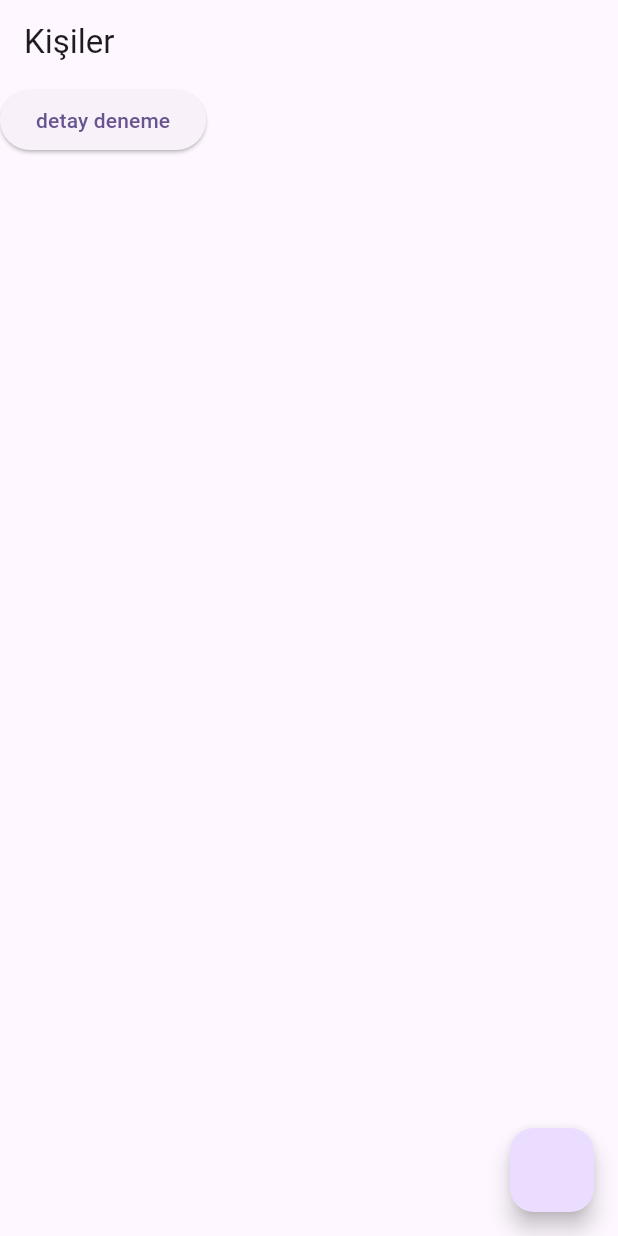
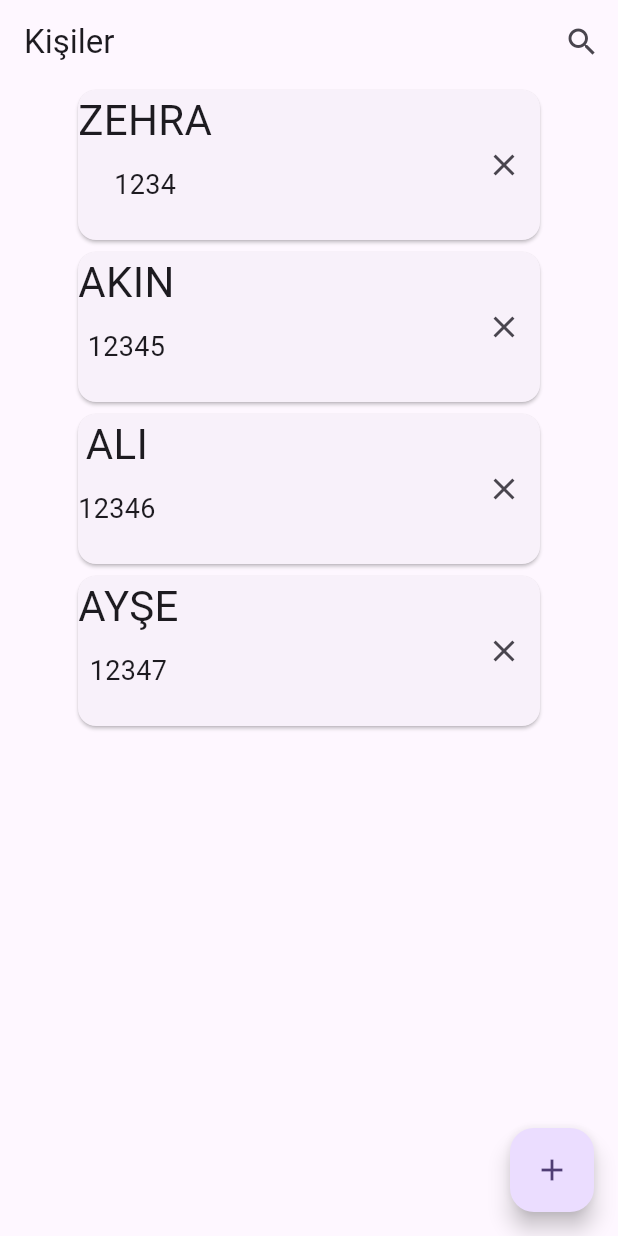
Before and after one commit to zehraCoskun/flutter-projects, a Flutter app: the screen it shows after launch, on a phone screen of 412 x 824 dp. Run offline on Flutter 3.47's test engine with Material 3 defaults, Android fonts, the phone set to English and light mode, and no system bars.

Commit message:
version 1 final

```diff
--- a/phone_book/phone_book/lib/ui/views/home.dart
+++ b/phone_book/phone_book/lib/ui/views/home.dart
@@ -11,19 +11,120 @@ class HomeView extends StatefulWidget {
 }
 
 class _HomeViewState extends State<HomeView> {
+  bool isSearch = false;
+
+  Future<void> search(String searchWord) async {
+    print("$searchWord");
+  }
+
+  Future<List<Persons>> uploadPersons() async {
+    var p1 = Persons(id: 1, name: "zehra", number: "1234");
+    var p2 = Persons(id: 2, name: "akın", number: "12345");
+    var p3 = Persons(id: 3, name: "ali", number: "12346");
+    var p4 = Persons(id: 4, name: "ayşe", number: "12347");
+    var persons = [p1, p2, p3, p4];
+    return persons;
+  }
+
+  Future<void> deletePerson(int id) async {
+    print("$id");
+  }
+
   @override
   Widget build(BuildContext context) {
     return Scaffold(
       appBar: AppBar(
-        title: Text("Kişiler"),
+        title: isSearch
+            ? TextField(
+                decoration: InputDecoration(hintText: "Ara"),
+                onChanged: (searchResult) {
+                  search(searchResult);
+                },
+              )
+            : Text("Kişiler"),
+        actions: [
+          isSearch
+              ? IconButton(
+                  onPressed: () {
+                    setState(() {
+                      isSearch = false;
+                    });
+                  },
+                  icon: Icon(Icons.clear))
+              : IconButton(
+                  onPressed: () {
+                    setState(() {
+                      isSearch = true;
+                    });
+                  },
+                  icon: Icon(Icons.search),
+                ),
+        ],
       ),
-      body: ElevatedButton(
-          onPressed: () {
-            var person = Persons(id: 1, name: "zehra", number: "123");
-            Navigator.push(context, MaterialPageRoute(builder: (context) => DetailView(person: person)));
-          },
-          child: Text("detay deneme")),
+      body: FutureBuilder(
+          future: uploadPersons(),
+          builder: (context, snapshot) {
+            if (snapshot.hasData) {
+              var personList = snapshot.data;
+              return ListView.builder(
+                  itemCount: personList!.length,
+                  itemBuilder: (context, index) {
+                    var person = personList[index];
+                    return Padding(
+                      padding: const EdgeInsets.symmetric(horizontal: 48.0),
+                      child: GestureDetector(
+                        onTap: () {
+                          print("${person.name} seçildi");
+                          Navigator.push(context, MaterialPageRoute(builder: (context) => DetailView(person: person)));
+                        },
+                        child: Card(
+                          child: SizedBox(
+                            height: 100,
+                            child: Row(
+                              mainAxisAlignment: MainAxisAlignment.spaceBetween,
+                              children: [
+                                Column(
+                                  crossAxisAlignment: CrossAxisAlignment.center,
+                                  children: [
+                                    Text(
+                                      person.name.toUpperCase(),
+                                      style: TextStyle(fontSize: 28),
+                                    ),
+                                    SizedBox(height: 10),
+                                    Text(
+                                      person.number,
+                                      style: TextStyle(fontSize: 18),
+                                    ),
+                                  ],
+                                ),
+                                IconButton(
+                                    onPressed: () {
+                                      ScaffoldMessenger.of(context).showSnackBar(
+                                        SnackBar(
+                                          content: Text("${person.name} silinsin mi?"),
+                                          action: SnackBarAction(
+                                            label: "Silinsin",
+                                            onPressed: () {
+                                              deletePerson(person.id);
+                                            },
+                                          ),
+                                        ),
+                                      );
+                                    },
+                                    icon: Icon(Icons.clear))
+                              ],
+                            ),
+                          ),
+                        ),
+                      ),
+                    );
+                  });
+            } else {
+              return Text("Kişi Listeniz Boş");
+            }
+          }),
       floatingActionButton: FloatingActionButton(
+        child: Icon(Icons.add),
         onPressed: () {
           Navigator.push(context, MaterialPageRoute(builder: (context) => const AddView())).then(
             (value) => print("geri dönüldü"), //then sayfaya geri dönüldüğünde yapılacak işleri düzenler
```
